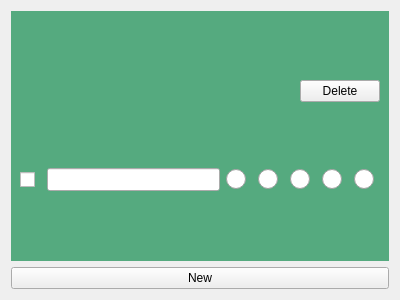
This is disciplines.ui in Pkow1999/Vampire-The-Masquerade-v5-Character-Sheet-for-Android as Qt 5 draws it before an edit. The edited form follows.
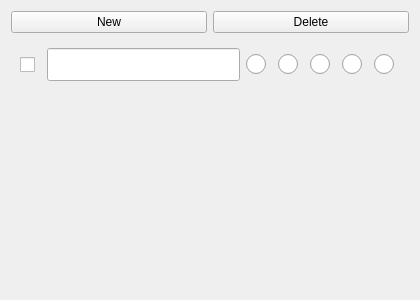
This is the edited form. Icons and pictures are not drawn.

What changed in the file:
```diff
--- a/disciplines.ui
+++ b/disciplines.ui
@@ -6,7 +6,7 @@
    <rect>
     <x>0</x>
     <y>0</y>
-    <width>400</width>
+    <width>353</width>
     <height>300</height>
    </rect>
   </property>
@@ -19,40 +19,74 @@
   <property name="windowTitle">
    <string>Form</string>
   </property>
+  <property name="styleSheet">
+   <string notr="true">QRadioButton::indicator{
+
+width: 20px;
+height: 20px;
+}
+
+QCheckBox::indicator{
+
+width: 15px;
+height: 15px;
+}</string>
+  </property>
   <layout class="QVBoxLayout" name="verticalLayout_2">
+   <item>
+    <layout class="QHBoxLayout" name="horizontalLayout">
+     <item>
+      <widget class="QPushButton" name="addNewWidgetButton">
+       <property name="sizePolicy">
+        <sizepolicy hsizetype="Minimum" vsizetype="Maximum">
+         <horstretch>0</horstretch>
+         <verstretch>0</verstretch>
+        </sizepolicy>
+       </property>
+       <property name="text">
+        <string>New</string>
+       </property>
+      </widget>
+     </item>
+     <item>
+      <widget class="QPushButton" name="deleteWidgetButton">
+       <property name="sizePolicy">
+        <sizepolicy hsizetype="Minimum" vsizetype="Maximum">
+         <horstretch>0</horstretch>
+         <verstretch>0</verstretch>
+        </sizepolicy>
+       </property>
+       <property name="layoutDirection">
+        <enum>Qt::RightToLeft</enum>
+       </property>
+       <property name="text">
+        <string>Delete</string>
+       </property>
+      </widget>
+     </item>
+    </layout>
+   </item>
    <item>
     <widget class="QWidget" name="Discipline1" native="true">
+     <property name="sizePolicy">
+      <sizepolicy hsizetype="Minimum" vsizetype="Maximum">
+       <horstretch>0</horstretch>
+       <verstretch>0</verstretch>
+      </sizepolicy>
+     </property>
      <property name="styleSheet">
-      <string notr="true">QWidget#Discipline1{
-	background-color: rgb(85, 170, 127);
-}</string>
+      <string notr="true"/>
      </property>
      <layout class="QVBoxLayout" name="verticalLayout">
-      <item>
-       <widget class="QPushButton" name="deleteButton">
-        <property name="sizePolicy">
-         <sizepolicy hsizetype="Fixed" vsizetype="Fixed">
-          <horstretch>0</horstretch>
-          <verstretch>0</verstretch>
-         </sizepolicy>
-        </property>
-        <property name="layoutDirection">
-         <enum>Qt::RightToLeft</enum>
-        </property>
-        <property name="text">
-         <string>Delete</string>
-        </property>
-       </widget>
-      </item>
       <item>
        <layout class="QHBoxLayout" name="Discipline1_0">
         <property name="sizeConstraint">
-         <enum>QLayout::SetMaximumSize</enum>
+         <enum>QLayout::SetDefaultConstraint</enum>
         </property>
         <item>
          <widget class="QCheckBox" name="checkBox">
           <property name="sizePolicy">
-           <sizepolicy hsizetype="Fixed" vsizetype="Fixed">
+           <sizepolicy hsizetype="Minimum" vsizetype="Minimum">
             <horstretch>0</horstretch>
             <verstretch>0</verstretch>
            </sizepolicy>
@@ -75,7 +109,7 @@
         <item>
          <widget class="QLineEdit" name="lineEdit_25">
           <property name="sizePolicy">
-           <sizepolicy hsizetype="Ignored" vsizetype="Fixed">
+           <sizepolicy hsizetype="Preferred" vsizetype="Maximum">
             <horstretch>0</horstretch>
             <verstretch>0</verstretch>
            </sizepolicy>
@@ -105,7 +139,7 @@
           <item>
            <widget class="QRadioButton" name="disciplineButton1_1">
             <property name="sizePolicy">
-             <sizepolicy hsizetype="Fixed" vsizetype="Fixed">
+             <sizepolicy hsizetype="Minimum" vsizetype="Minimum">
               <horstretch>0</horstretch>
               <verstretch>0</verstretch>
              </sizepolicy>
@@ -131,7 +165,7 @@
           <item>
            <widget class="QRadioButton" name="disciplineButton1_2">
             <property name="sizePolicy">
-             <sizepolicy hsizetype="Fixed" vsizetype="Fixed">
+             <sizepolicy hsizetype="Minimum" vsizetype="Minimum">
               <horstretch>0</horstretch>
               <verstretch>0</verstretch>
              </sizepolicy>
@@ -157,7 +191,7 @@
           <item>
            <widget class="QRadioButton" name="disciplineButton1_3">
             <property name="sizePolicy">
-             <sizepolicy hsizetype="Fixed" vsizetype="Fixed">
+             <sizepolicy hsizetype="Minimum" vsizetype="Minimum">
               <horstretch>0</horstretch>
               <verstretch>0</verstretch>
              </sizepolicy>
@@ -183,7 +217,7 @@
           <item>
            <widget class="QRadioButton" name="disciplineButton1_4">
             <property name="sizePolicy">
-             <sizepolicy hsizetype="Fixed" vsizetype="Fixed">
+             <sizepolicy hsizetype="Minimum" vsizetype="Minimum">
               <horstretch>0</horstretch>
               <verstretch>0</verstretch>
              </sizepolicy>
@@ -209,7 +243,7 @@
           <item>
            <widget class="QRadioButton" name="disciplineButton1_5">
             <property name="sizePolicy">
-             <sizepolicy hsizetype="Fixed" vsizetype="Fixed">
+             <sizepolicy hsizetype="Minimum" vsizetype="Minimum">
               <horstretch>0</horstretch>
               <verstretch>0</verstretch>
              </sizepolicy>
@@ -243,12 +277,53 @@
     </widget>
    </item>
    <item>
-    <widget class="QPushButton" name="newButton">
+    <widget class="QPushButton" name="lockButton">
+     <property name="sizePolicy">
+      <sizepolicy hsizetype="Fixed" vsizetype="Fixed">
+       <horstretch>0</horstretch>
+       <verstretch>0</verstretch>
+      </sizepolicy>
+     </property>
+     <property name="layoutDirection">
+      <enum>Qt::RightToLeft</enum>
+     </property>
      <property name="text">
-      <string>New</string>
+      <string/>
+     </property>
+     <property name="icon">
+      <iconset resource="resources.qrc">
+       <normaloff>:/images/icons/unlock20x20.png</normaloff>:/images/icons/unlock20x20.png</iconset>
+     </property>
+     <property name="iconSize">
+      <size>
+       <width>20</width>
+       <height>20</height>
+      </size>
+     </property>
+     <property name="checkable">
+      <bool>true</bool>
+     </property>
+     <property name="flat">
+      <bool>true</bool>
      </property>
     </widget>
    </item>
+   <item>
+    <spacer name="verticalSpacer">
+     <property name="orientation">
+      <enum>Qt::Vertical</enum>
+     </property>
+     <property name="sizeType">
+      <enum>QSizePolicy::Expanding</enum>
+     </property>
+     <property name="sizeHint" stdset="0">
+      <size>
+       <width>20</width>
+       <height>40</height>
+      </size>
+     </property>
+    </spacer>
+   </item>
   </layout>
  </widget>
  <resources/>
```
Left out of the diff: 10 changed lines with no effect on the pictures.
